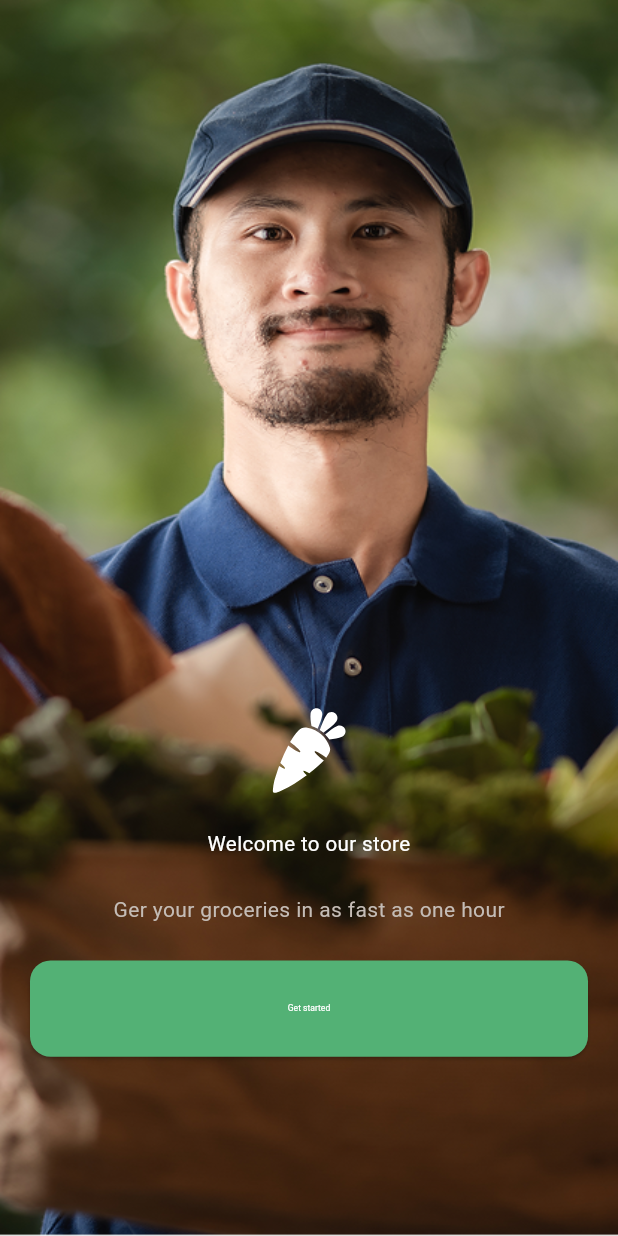
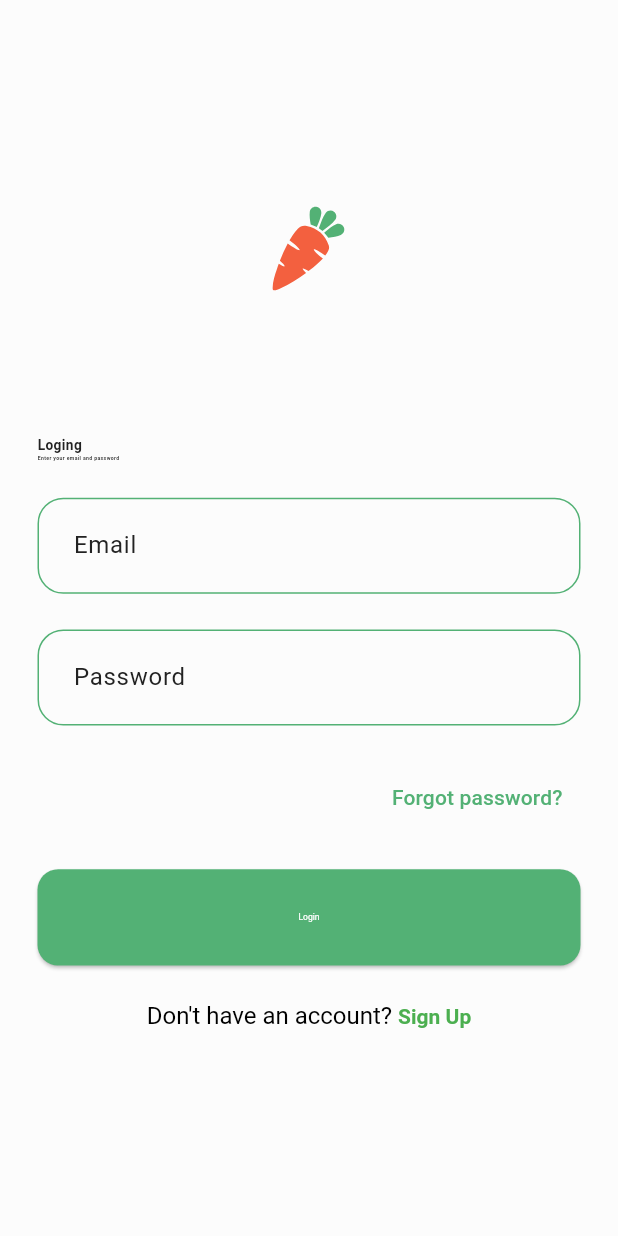
Before and after one commit to mahmud5658/nectar, a Flutter app: the WelcomeView screen opened by its route, after a tap on "Get started", on a phone screen of 412 x 824 dp. Run offline on Flutter 3.47's test engine with Material 3 defaults, Android fonts, the phone set to English and light mode, and no system bars; our stand-ins replace device_preview, flutter_screenutil, flutter_svg, get.

Commit message:
login sign up screen

```diff
--- a/lib/app.dart
+++ b/lib/app.dart
@@ -2,7 +2,6 @@ import 'package:flutter/material.dart';
 import 'package:get/get_navigation/src/root/get_material_app.dart';
 import 'package:nectar/app/route/app_pages.dart';
 import 'package:nectar/app/theme/theme.dart';
-import 'package:nectar/modules/splash/views/splash_view.dart';
 
 class Nectar extends StatelessWidget {
   const Nectar({super.key});
@@ -11,8 +10,7 @@ class Nectar extends StatelessWidget {
   Widget build(BuildContext context) {
     return GetMaterialApp(
       debugShowCheckedModeBanner: false,
-      home: const SplashView(),
-      initialRoute: Routes.SPLASH,
+      initialRoute: Routes.SHOP,
       getPages: AppPages.routes,
       theme: theme,
       themeMode: ThemeMode.light,
--- a/lib/app/constants/app_assets.dart
+++ b/lib/app/constants/app_assets.dart
@@ -3,6 +3,8 @@ class AppAssets {
   static const String _iconBasePath = "assets/icons";
   static const String appLogo = "$_iconBasePath/logo.svg";
   static const String carrot = "$_iconBasePath/carrot.svg";
+  static const String carrotRed = "$_iconBasePath/carrot_red.svg";
+  static const String search = "$_iconBasePath/search.svg";
   // images
   static const String _imageBasePath = "assets/images";
   static const String background = "$_imageBasePath/background.png";
--- a/lib/app/route/app_pages.dart
+++ b/lib/app/route/app_pages.dart
@@ -1,4 +1,10 @@
+import 'dart:ui';
+
 import 'package:get/get.dart';
+import 'package:nectar/modules/auth/bindings/login_binding.dart';
+import 'package:nectar/modules/auth/views/login_view.dart';
+import 'package:nectar/modules/auth/views/sign_up_view.dart';
+import 'package:nectar/modules/shop/views/shop_view.dart';
 import 'package:nectar/modules/splash/bindings/splash_binding.dart';
 import 'package:nectar/modules/splash/views/splash_view.dart';
 import 'package:nectar/modules/welcome/bindings/welcome_binding.dart';
@@ -21,5 +27,18 @@ class AppPages {
       page: () => const WelcomeView(),
       binding: WelcomeBinding(),
     ),
+    GetPage(
+      name: _Paths.LOGIN,
+      page: () => const LoginView(),
+      binding: LoginBinding(),
+    ),
+     GetPage(
+      name: _Paths.SIGNUP,
+      page: () => const SignUp(),
+    ),
+     GetPage(
+      name: _Paths.SHOP,
+      page: () => const ShopView(),
+    ),
   ];
 }
--- a/lib/app/route/app_routes.dart
+++ b/lib/app/route/app_routes.dart
@@ -4,10 +4,16 @@ abstract class Routes {
   Routes._();
   static const SPLASH = _Paths.SPLASH;
   static const WELCOME = _Paths.WELCOME;
+  static const LOGIN = _Paths.LOGIN;
+  static const SIGNUP = _Paths.SIGNUP;
+  static const SHOP = _Paths.SHOP;
 }
 
 abstract class _Paths {
   _Paths._();
   static const SPLASH = '/splash';
   static const WELCOME = "/welcome";
+  static const LOGIN = "/login";
+  static const SIGNUP = "/signup";
+  static const SHOP = "/shop";
 }
--- a/lib/app/theme/theme.dart
+++ b/lib/app/theme/theme.dart
@@ -6,7 +6,7 @@ ThemeData theme = ThemeData(
     useMaterial3: true,
     primaryColor: AppColors.primaryColor,
     colorScheme: const ColorScheme.light(
-        brightness: Brightness.dark,
+        brightness: Brightness.light,
         surface: AppColors.surfaceColor,
         onSurface: AppColors.onSurfaceColor,
         primary: AppColors.primaryColor,
@@ -21,4 +21,16 @@ ThemeData theme = ThemeData(
           shape:
               RoundedRectangleBorder(borderRadius: BorderRadius.circular(12.r)),
           overlayColor: Colors.transparent),
+    ),
+    inputDecorationTheme: InputDecorationTheme(
+      contentPadding: EdgeInsets.symmetric(horizontal: 20, vertical: 20),
+      border: OutlineInputBorder(
+          borderRadius: BorderRadius.circular(15.r),
+          borderSide: BorderSide(color: AppColors.primaryColor)),
+      enabledBorder: OutlineInputBorder(
+          borderRadius: BorderRadius.circular(15.r),
+          borderSide: BorderSide(color: AppColors.primaryColor)),
+      focusedBorder: OutlineInputBorder(
+          borderRadius: BorderRadius.circular(15.r),
+          borderSide: BorderSide(color: AppColors.primaryColor)),
     ));
--- /dev/null
+++ b/lib/modules/auth/bindings/login_binding.dart
@@ -0,0 +1,10 @@
+import 'package:get/get_core/get_core.dart';
+import 'package:get/get_instance/get_instance.dart';
+import 'package:nectar/modules/auth/controllers/login_controller.dart';
+
+class LoginBinding extends Bindings {
+  @override
+  void dependencies() {
+    Get.lazyPut<LoginController>(() => LoginController());
+  }
+}
--- /dev/null
+++ b/lib/modules/auth/controllers/login_controller.dart
@@ -0,0 +1,3 @@
+import 'package:get/get_state_manager/get_state_manager.dart';
+
+class LoginController  extends GetxController{}
--- /dev/null
+++ b/lib/modules/auth/views/login_view.dart
@@ -0,0 +1,75 @@
+import 'package:flutter/material.dart';
+import 'package:flutter_screenutil/flutter_screenutil.dart';
+import 'package:nectar/app/constants/app_assets.dart';
+import 'package:nectar/widgets/svg_image.dart';
+
+class LoginView extends StatelessWidget {
+  const LoginView({super.key});
+
+  @override
+  Widget build(BuildContext context) {
+    return Scaffold(
+      body: Padding(
+        padding: const EdgeInsets.only(left: 25, right: 25),
+        child: Column(
+          mainAxisAlignment: MainAxisAlignment.center,
+          crossAxisAlignment: CrossAxisAlignment.start,
+          children: [
+            Center(child: SvgImage(img: AppAssets.carrotRed)),
+            SizedBox(height: 80.h),
+            Text('Loging',
+                style: TextStyle(fontSize: 8.sp, fontWeight: FontWeight.bold)),
+            Text('Enter your email and password',
+                style: TextStyle(fontSize: 3.sp, fontWeight: FontWeight.w600)),
+            SizedBox(height: 20.h),
+            TextFormField(
+              decoration: InputDecoration(
+                hintText: "Email",
+              ),
+            ),
+            SizedBox(height: 20.h),
+            TextFormField(
+               decoration: InputDecoration(
+                hintText: "Password",
+              ),
+            ),
+            SizedBox(height: 20.h),
+            Align(
+              alignment: Alignment.centerRight,
+              child: TextButton(
+                style: TextButton.styleFrom(
+                  overlayColor: Colors.transparent,
+                ),
+                onPressed: () {},
+                child: Text('Forgot password?'),
+              ),
+            ),
+            SizedBox(height: 20.h),
+            ElevatedButton(onPressed: () {}, child: Text('Login')),
+            SizedBox(height: 20.h),
+            Align(
+              alignment: Alignment.center,
+              child: RichText(
+                text: TextSpan(
+                  text: "Don't have an account? ",
+                  style: TextStyle(
+                      color: Colors.black, fontSize: 16), // Added font size
+                  children: [
+                    TextSpan(
+                      text: "Sign Up",
+                      style: TextStyle(
+                        fontSize: 14, // Adjust the font size accordingly
+                        color: Colors.green, // Change to your desired color
+                        fontWeight: FontWeight.bold,
+                      ),
+                    ),
+                  ],
+                ),
+              ),
+            ),
+          ],
+        ),
+      ),
+    );
+  }
+}
--- a/lib/modules/welcome/controllers/welcome_controller.dart
+++ b/lib/modules/welcome/controllers/welcome_controller.dart
@@ -1,5 +1,11 @@
+
 import 'package:get/get.dart';
+import 'package:nectar/app/route/app_pages.dart';
 
 class WelcomeController extends GetxController {
-
+  @override
+  void onInit() {
+    Get.offAllNamed(Routes.LOGIN);
+    super.onInit();
+  }
 }
--- a/lib/modules/welcome/views/welcome_view.dart
+++ b/lib/modules/welcome/views/welcome_view.dart
@@ -1,6 +1,9 @@
 import 'package:flutter/material.dart';
 import 'package:flutter_screenutil/flutter_screenutil.dart';
+import 'package:get/get_core/get_core.dart';
+import 'package:get/get_navigation/get_navigation.dart';
 import 'package:nectar/app/constants/app_assets.dart';
+import 'package:nectar/app/route/app_pages.dart';
 import 'package:nectar/widgets/svg_image.dart';
 
 class WelcomeView extends StatelessWidget {
@@ -48,7 +51,7 @@ class WelcomeView extends StatelessWidget {
                     height: 20.h,
                   ),
                   ElevatedButton(
-                      onPressed: () {},
+                      onPressed: ()=> Get.offAllNamed(Routes.LOGIN),
                       child: Text('Get started'))
                 ],
               ),
```
Also changed, not shown: lib/modules/auth/views/sign_up_view.dart (added, +71 -0 lines), lib/modules/shop/views/shop_view.dart (added, +52 -0 lines), assets/icons/carrot_red.svg (added), assets/icons/search.svg (added), lib/modules/auth/bindings/sign_up_binding.dart (added), lib/modules/auth/controllers/sign_up_controller.dart (added).
